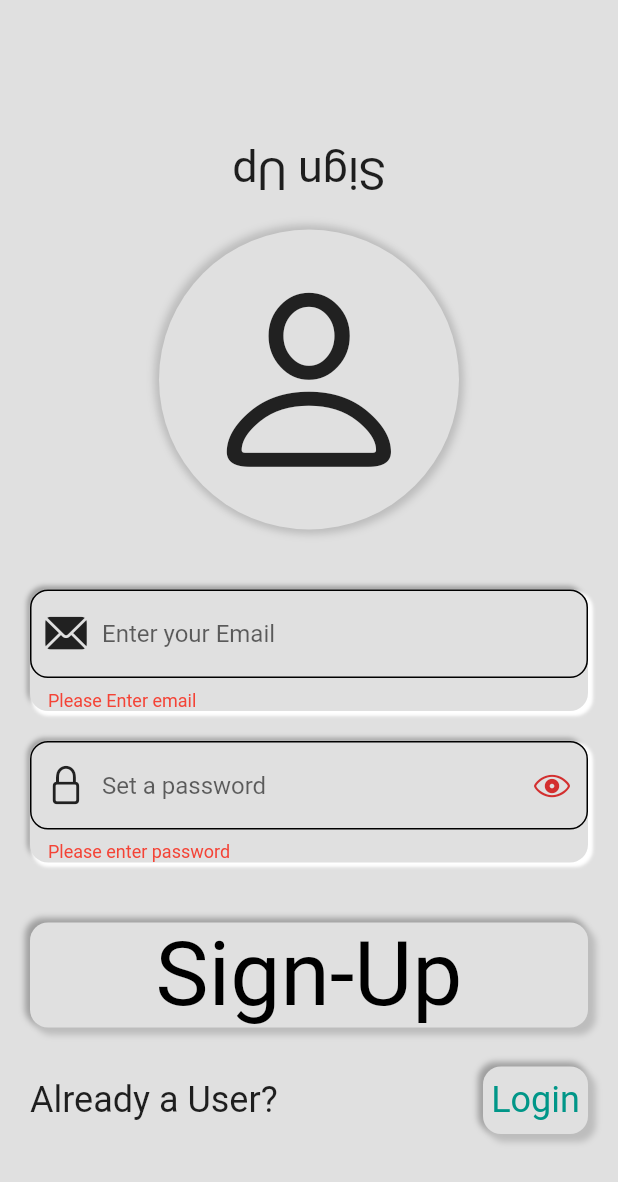
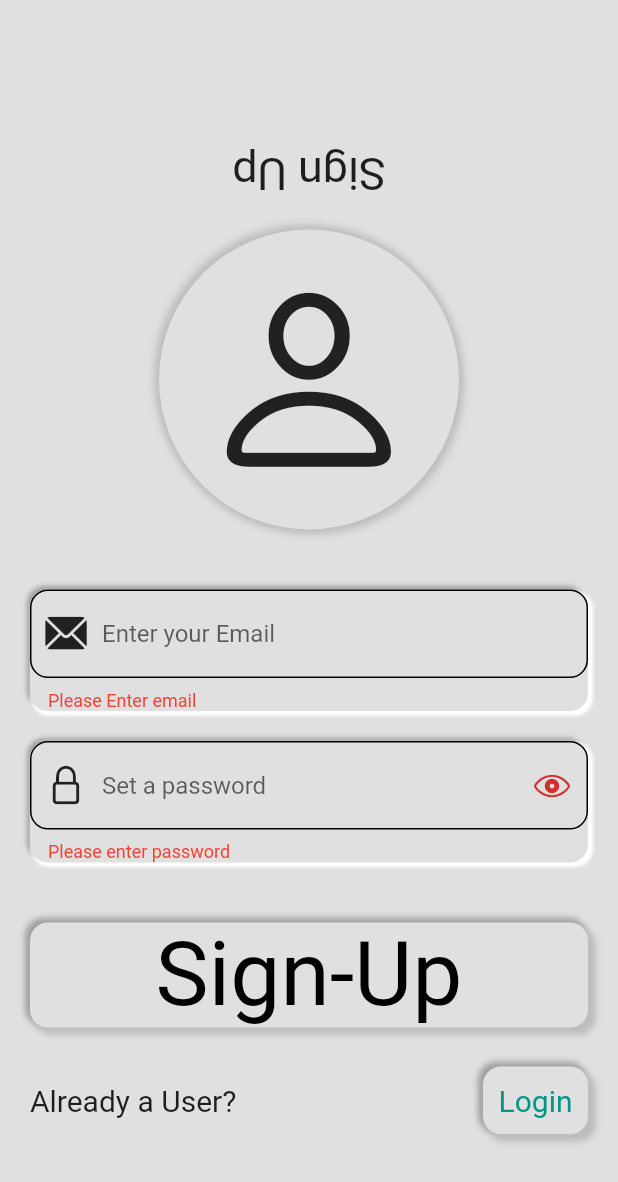
Before and after one commit to Sunny-india/wscubetech, a Flutter app: the screen it shows after launch, after a tap on "Sign-Up", on a phone screen of 412 x 824 dp. Shown: the top 1182 px of the screen. Run offline on Flutter 3.47's test engine with Material 2 defaults, Android fonts, the phone set to English and light mode, and no system bars; our stand-ins replace firebase_auth, firebase_core; accounts and stored records are empty.

```diff
--- a/lib/customer_register_page.dart
+++ b/lib/customer_register_page.dart
@@ -32,9 +32,9 @@ class _CustomerRegisterPageState extends State<CustomerRegisterPage> {
   String? validatorMethodForEmail(value) {
     if (value!.isEmpty || value == '') {
       return 'Please Enter email';
-    } else if (value.isValidEmail() == false) {
+    } else if (value.toString().isValidEmail() == false) {
       return '    enter valid email only';
-    } else if (value.isValidEmail() == true) {
+    } else if (value.toString().isValidEmail() == true) {
       return null;
     } else {
       return null;
@@ -153,19 +153,18 @@ class _CustomerRegisterPageState extends State<CustomerRegisterPage> {
                           decoration: buildInputDecoration(
                             myPrefixIcon: CupertinoIcons.mail_solid,
                           ).copyWith(hintText: 'Enter your Email'),
-                          validator:
-                              //validatorMethodForEmail,
-                              (value) {
-                            if (value!.isEmpty || value == '') {
-                              return 'Please Enter email';
-                            } else if (value.isValidEmail() == false) {
-                              return '    enter valid email only';
-                            } else if (value.isValidEmail() == true) {
-                              return null;
-                            } else {
-                              return null;
-                            }
-                          },
+                          validator: validatorMethodForEmail,
+                          //     (value) {
+                          //   if (value!.isEmpty || value == '') {
+                          //     return 'Please Enter email';
+                          //   } else if (value.isValidEmail() == false) {
+                          //     return '    enter valid email only';
+                          //   } else if (value.isValidEmail() == true) {
+                          //     return null;
+                          //   } else {
+                          //     return null;
+                          //   }
+                          // },
                           autovalidateMode: AutovalidateMode.onUserInteraction,
                         ),
                       ),
@@ -225,7 +224,7 @@ class _CustomerRegisterPageState extends State<CustomerRegisterPage> {
                         children: [
                           const Text(
                             'Already a User?',
-                            style: TextStyle(fontSize: 24),
+                            style: TextStyle(fontSize: 20),
                           ),
                           const MyBox(mWidth: 14),
 
@@ -237,7 +236,7 @@ class _CustomerRegisterPageState extends State<CustomerRegisterPage> {
                               buttonWidget: const Text(
                                 'Login',
                                 style:
-                                    TextStyle(color: Colors.teal, fontSize: 24),
+                                    TextStyle(color: Colors.teal, fontSize: 20),
                               )),
                         ],
                       ),
--- a/lib/my_widgets/my_message_handler.dart
+++ b/lib/my_widgets/my_message_handler.dart
@@ -6,6 +6,7 @@ class MyMessageHandler {
       {required var scaffoldkey, required String customMessage}) {
     scaffoldkey.currentState!.showSnackBar(SnackBar(
             backgroundColor: Colors.transparent,
+            //  width: double.infinity,
             elevation: 0,
             content: Container(
               height: 80,
```
Also changed, not shown: pubspec.lock.
